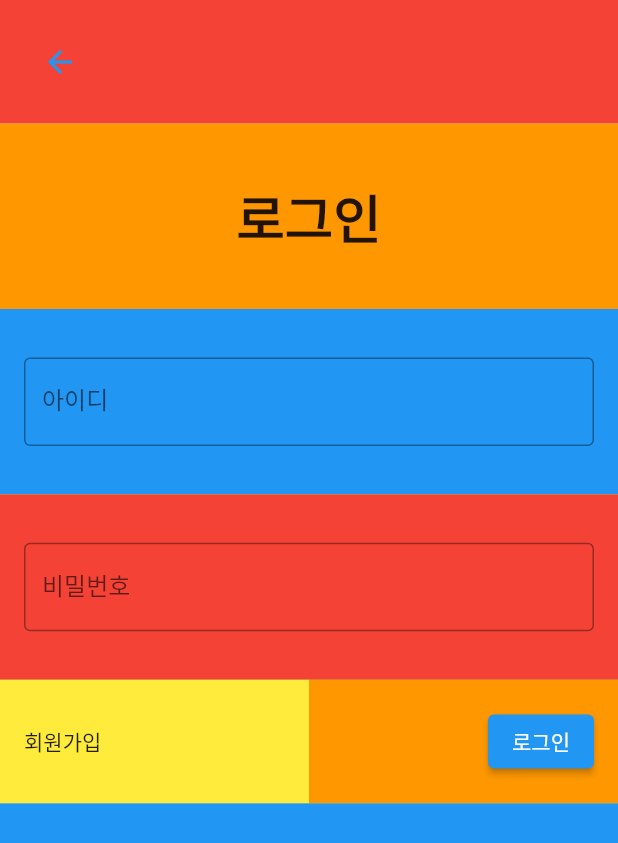
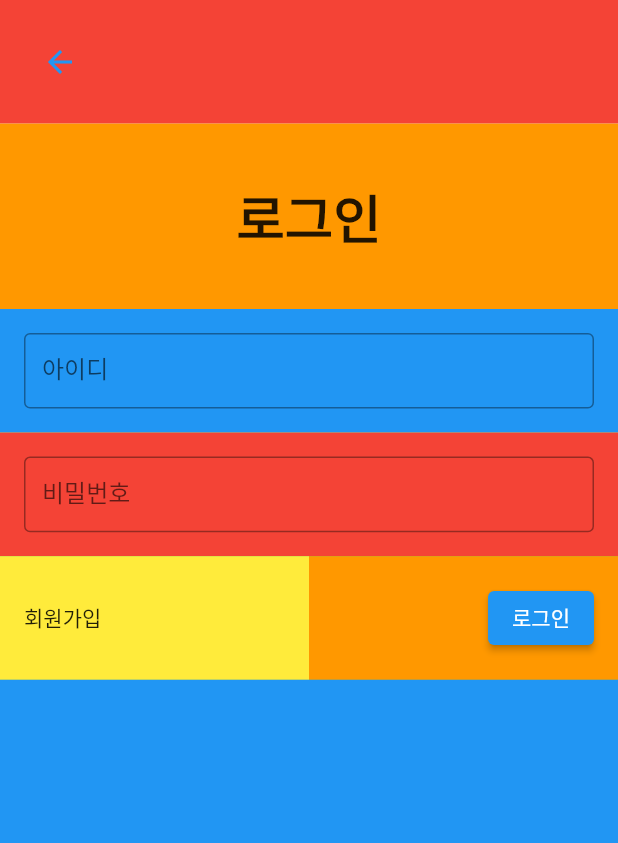
Before and after one commit to hoseCloud/sp1-frontend, a Flutter app: the screen it shows after launch, item 3 of the bottom bar chosen, after a tap on "Login to member", on a phone screen of 412 x 824 dp. Shown: the top 843 px of the screen. Run offline on Flutter 3.47's test engine with Material 2 defaults, Android fonts, the phone set to English and light mode, and no system bars.

Commit message:
Fix container size to login_member004

```diff
--- a/lib/screen/login_member004.dart
+++ b/lib/screen/login_member004.dart
@@ -55,13 +55,13 @@ class _ScreenLoginMemberState extends State<ScreenLoginMember> {
                 ),
               ),
               Container(
-                height: constraints.maxHeight * 0.3,
+                height: constraints.maxHeight * 0.2,
                 alignment: Alignment.center,
                 color: Colors.yellow,
                 child: Column(
                     children: <Widget>[
                       Container(
-                      height: constraints.maxHeight * 0.15,
+                      height: constraints.maxHeight * 0.1,
                         alignment: Alignment.center,
                         padding: const EdgeInsets.all(16.0),
                         color: Colors.blue,
@@ -75,7 +75,7 @@ class _ScreenLoginMemberState extends State<ScreenLoginMember> {
                         ),
                       ),
                       Container(
-                        height: constraints.maxHeight * 0.15,
+                        height: constraints.maxHeight * 0.1,
                         alignment: Alignment.center,
                         padding: const EdgeInsets.all(16.0),
                         color: Colors.red,
@@ -122,7 +122,7 @@ class _ScreenLoginMemberState extends State<ScreenLoginMember> {
                 ),
               ),
               Container(
-                height: constraints.maxHeight * 0.35,
+                height: constraints.maxHeight * 0.45,
                 alignment: Alignment.center,
                 color: Colors.blue,
               ),
```
